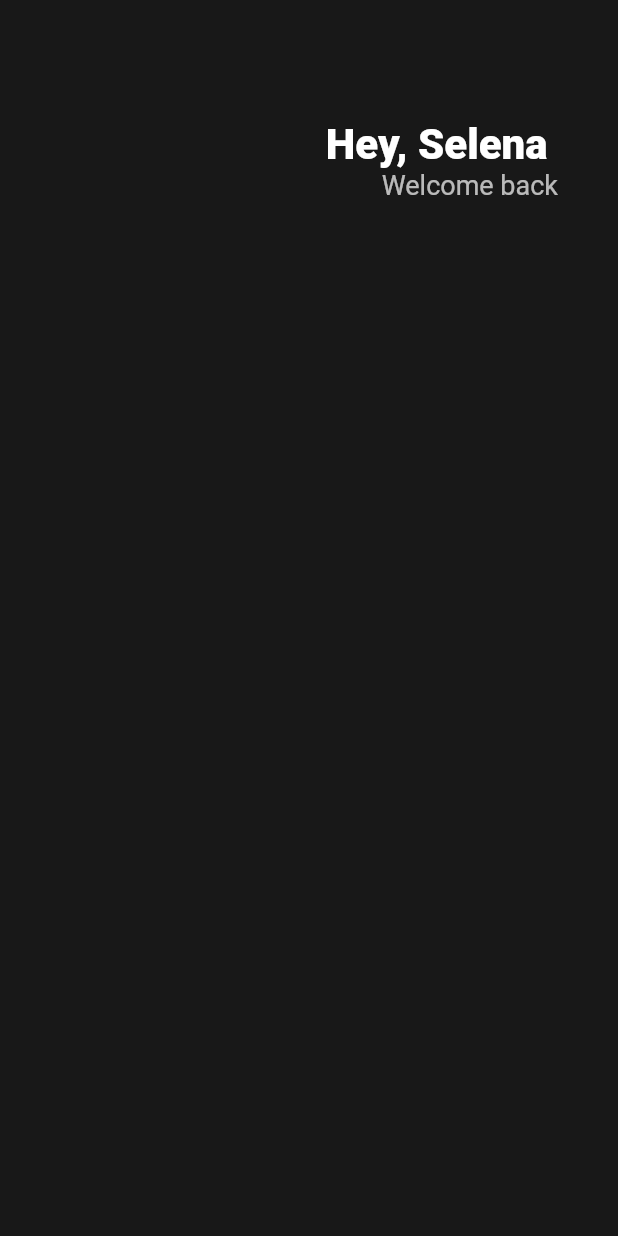
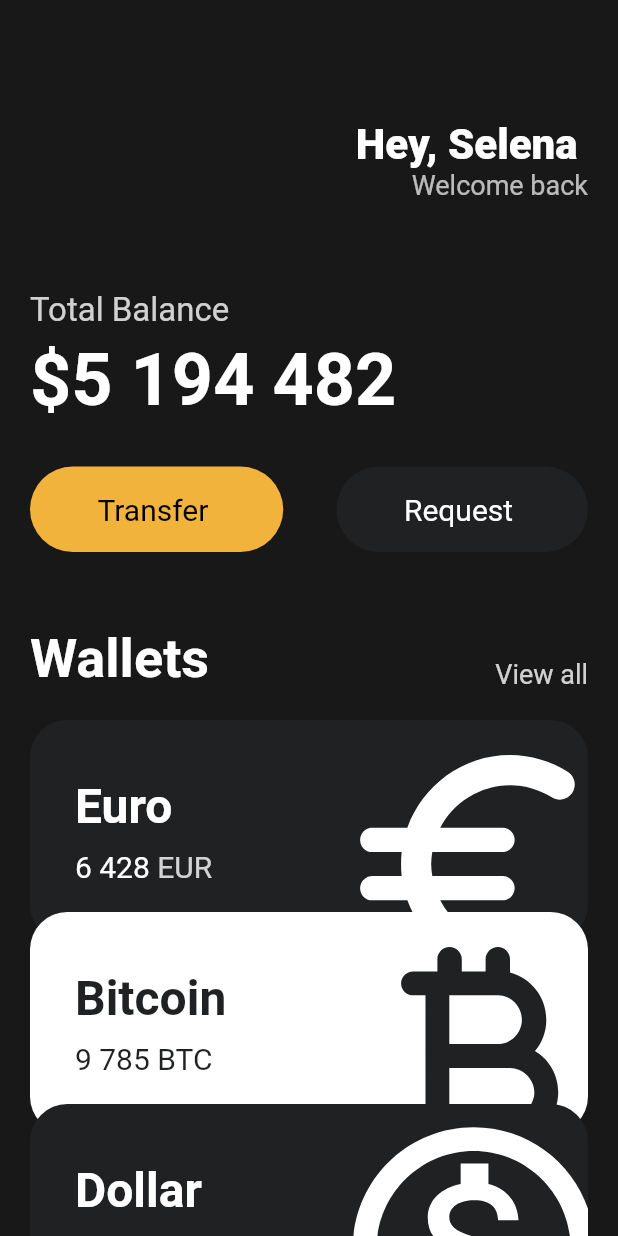
Before and after one commit to blackcowman/flutter-3, a Flutter app: the screen it shows after launch, on a phone screen of 412 x 824 dp. Run offline on Flutter 3.47's test engine with Material 2 defaults, Android fonts, the phone set to English and light mode, and no system bars.

Commit message:
first clone end

```diff
--- a/lib/main.dart
+++ b/lib/main.dart
@@ -1,4 +1,6 @@
 import 'package:flutter/material.dart';
+import 'package:toonflix/widgets/button.dart';
+import 'package:toonflix/widgets/currency_card.dart';
 
 void main() {
   runApp(App());
@@ -9,14 +11,15 @@ class App extends StatelessWidget {
   Widget build(BuildContext context) {
     return MaterialApp(
       home: Scaffold(
-        backgroundColor: Color(0xFF181818),
-
-        body: Padding(
-          padding: const EdgeInsets.symmetric(horizontal: 40),
+        backgroundColor: const Color(0xFF181818),
+        body: SingleChildScrollView(
+          child: Padding(
+            padding: const EdgeInsets.symmetric(horizontal: 20),
             child: Column(
+              crossAxisAlignment: CrossAxisAlignment.start,
               children: [
-              SizedBox(
-                height:80,
+                const SizedBox(
+                  height: 80,
                 ),
                 Row(
                   mainAxisAlignment: MainAxisAlignment.end,
@@ -24,26 +27,116 @@ class App extends StatelessWidget {
                     Column(
                       crossAxisAlignment: CrossAxisAlignment.end,
                       children: [
-                    Text('Hey, Selena ',
-                    style: TextStyle(color: Colors.white,
+                        const Text(
+                          'Hey, Selena ',
+                          style: TextStyle(
+                            color: Colors.white,
                             fontSize: 28,
                             fontWeight: FontWeight.w800,
                           ),
                         ),
-                    Text('Welcome back',
-                    style: TextStyle(color: Colors.white.withOpacity(0.7),
+                        Text(
+                          'Welcome back',
+                          style: TextStyle(
+                            color: Colors.white.withOpacity(0.7),
                             fontSize: 18,
                           ),
                         ),
                       ],
                     ),
                   ],
-
-            ),],
+                ),
+                const SizedBox(
+                  height: 60,
+                ),
+                Text(
+                  'Total Balance',
+                  style: TextStyle(
+                      fontSize: 22, color: Colors.white.withOpacity(0.8)),
+                ),
+                const SizedBox(
+                  height: 5,
+                ),
+                const Text(
+                  '\$5 194 482',
+                  style: TextStyle(
+                      fontSize: 48,
+                      color: Colors.white,
+                      fontWeight: FontWeight.w600),
+                ),
+                const SizedBox(
+                  height: 30,
+                ),
+                Row(
+                  mainAxisAlignment: MainAxisAlignment.spaceBetween,
+                  children: const [
+                    Button(
+                        text: "Transfer ",
+                        bgColor: Color(0xfff1b33b),
+                        textColor: Colors.black),
+                    Button(
+                        text: "Request ",
+                        bgColor: Color(0xFF1F2123),
+                        textColor: Colors.white),
+                  ],
+                ),
+                const SizedBox(
+                  height: 50,
+                ),
+                Row(
+                  mainAxisAlignment: MainAxisAlignment.spaceBetween,
+                  crossAxisAlignment: CrossAxisAlignment.end,
+                  children: [
+                    const Text(
+                      "Wallets",
+                      style: TextStyle(
+                        color: Colors.white,
+                        fontSize: 36,
+                        fontWeight: FontWeight.w600,
+                      ),
+                    ),
+                    Text("View all",
+                        style: TextStyle(
+                          fontSize: 18,
+                          color: Colors.white.withOpacity(0.8),
+                        ))
+                  ],
+                ),
+                const SizedBox(
+                  height: 20,
+                ),
+                const CurrencyCard(
+                  name: 'Euro',
+                  code: 'EUR',
+                  amount: '6 428',
+                  icon: Icons.euro_rounded,
+                  isInverted: false,
+                ),
+                Transform.translate(
+                  offset: const Offset(0, -20),
+                  child: const CurrencyCard(
+                    name: 'Bitcoin',
+                    code: 'BTC',
+                    amount: '9 785',
+                    icon: Icons.currency_bitcoin_rounded,
+                    isInverted: true,
+                  ),
+                ),
+                Transform.translate(
+                  offset: const Offset(0, -40),
+                  child: const CurrencyCard(
+                    name: 'Dollar',
+                    code: 'USD',
+                    amount: '785',
+                    icon: Icons.monetization_on_outlined,
+                    isInverted: false,
+                  ),
+                ),
+              ],
+            ),
           ),
         ),
       ),
     );
   }
-
 }
--- /dev/null
+++ b/lib/widgets/button.dart
@@ -0,0 +1,28 @@
+import 'package:flutter/material.dart';
+
+class Button extends StatelessWidget {
+  final String text;
+  final Color bgColor;
+  final Color textColor;
+
+  const Button(
+      {super.key,
+      required this.text,
+      required this.bgColor,
+      required this.textColor});
+
+  @override
+  Widget build(BuildContext context) {
+    return Container(
+      decoration: BoxDecoration(
+          color: bgColor, borderRadius: BorderRadius.circular(45)),
+      child: Padding(
+        padding: const EdgeInsets.symmetric(
+          horizontal: 45,
+          vertical: 17,
+        ),
+        child: Text(text, style: TextStyle(fontSize: 20, color: textColor)),
+      ),
+    );
+  }
+}
--- /dev/null
+++ b/lib/widgets/currency_card.dart
@@ -0,0 +1,84 @@
+import 'package:flutter/material.dart';
+
+class CurrencyCard extends StatelessWidget {
+  final String name, code, amount;
+  final IconData icon;
+  final bool isInverted;
+  final _blackColor = const Color(0xFF1F2123);
+
+  const CurrencyCard(
+      {super.key,
+      required this.name,
+      required this.code,
+      required this.amount,
+      required this.icon,
+      required this.isInverted});
+  @override
+  Widget build(BuildContext context) {
+    // TODO: implement build
+    return Container(
+      clipBehavior: Clip.hardEdge,
+      decoration: BoxDecoration(
+          color: isInverted ? Colors.white : _blackColor,
+          borderRadius: BorderRadius.circular(25)),
+      child: Padding(
+        padding: const EdgeInsets.all(30),
+        child: Row(
+          mainAxisAlignment: MainAxisAlignment.spaceBetween,
+          children: [
+            Column(
+              crossAxisAlignment: CrossAxisAlignment.start,
+              children: [
+                Text(
+                  name,
+                  style: TextStyle(
+                    color: isInverted ? _blackColor : Colors.white,
+                    fontSize: 32,
+                    fontWeight: FontWeight.w600,
+                  ),
+                ),
+                const SizedBox(
+                  height: 10,
+                ),
+                Row(
+                  children: [
+                    Text(
+                      amount,
+                      style: TextStyle(
+                        color: isInverted ? _blackColor : Colors.white,
+                        fontSize: 20,
+                      ),
+                    ),
+                    const SizedBox(
+                      width: 5,
+                    ),
+                    Text(
+                      code,
+                      style: TextStyle(
+                        color: isInverted
+                            ? _blackColor
+                            : Colors.white.withOpacity(0.8),
+                        fontSize: 20,
+                      ),
+                    ),
+                  ],
+                ),
+              ],
+            ),
+            Transform.scale(
+              scale: 2.2,
+              child: Transform.translate(
+                offset: const Offset(-1, 10),
+                child: Icon(
+                  icon,
+                  color: isInverted ? _blackColor : Colors.white,
+                  size: 88,
+                ),
+              ),
+            )
+          ],
+        ),
+      ),
+    );
+  }
+}
```
Lines whose indentation alone changed are shown as unchanged.
